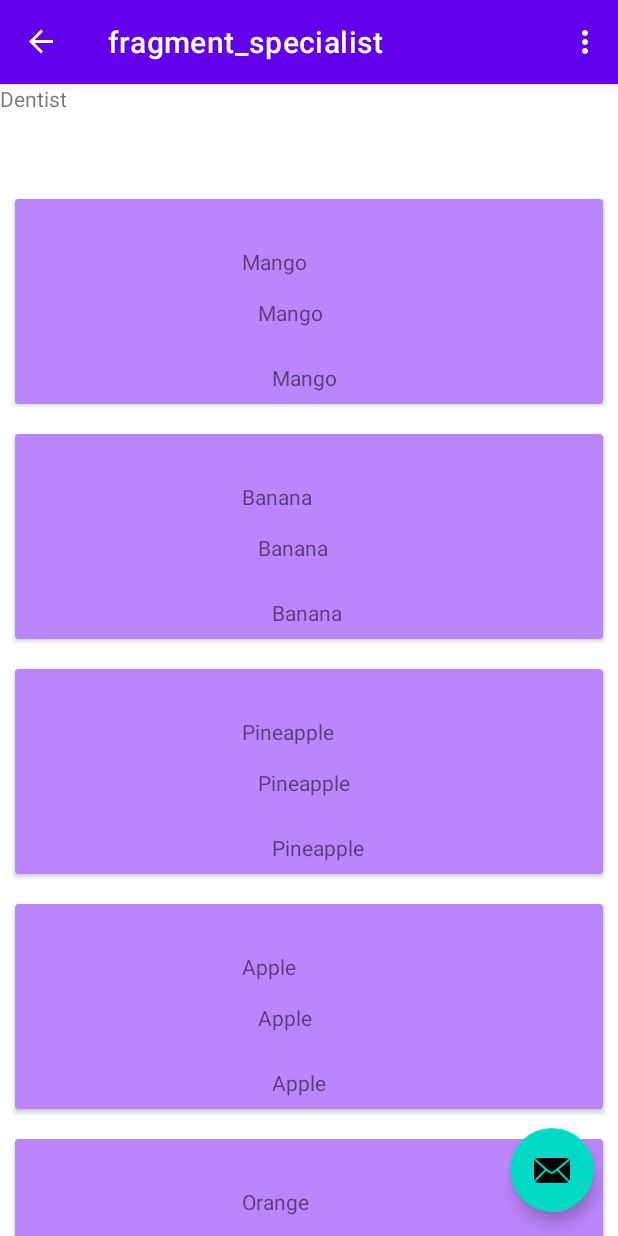
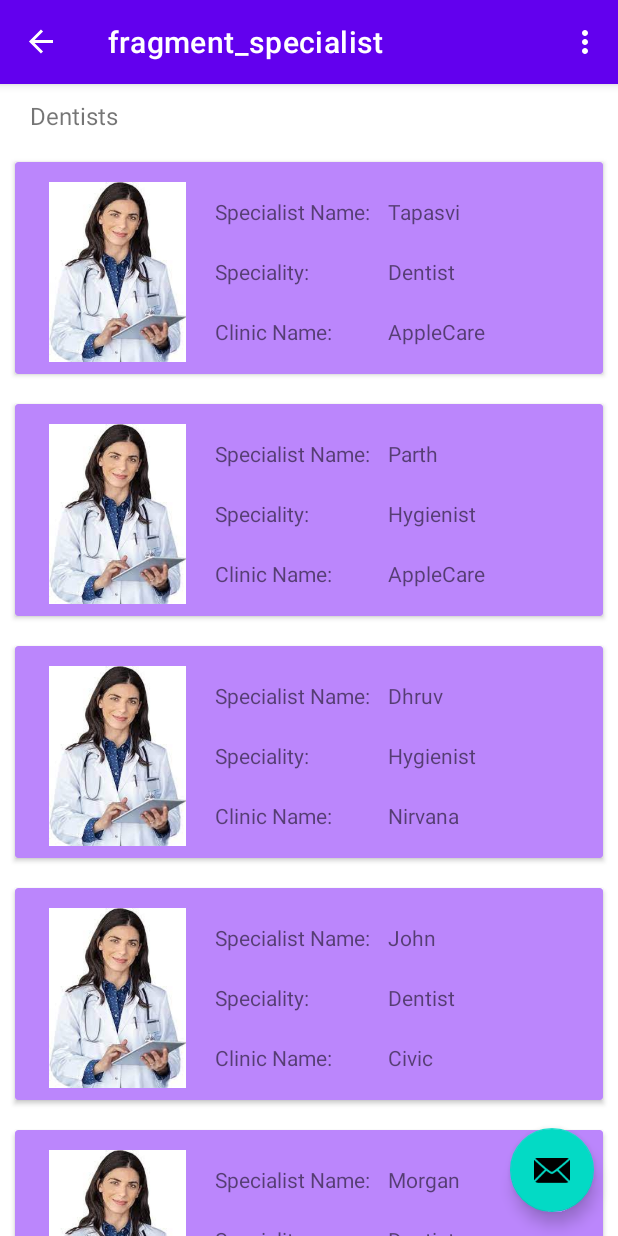
Before and after one commit to parthppc/FinalProjectLetMeBook, an Android app: the SpecialistFragment screen opened through its navigation route, on a phone screen of 412 x 824 dp. Run offline under Robolectric (Android 15) with nearby library versions, the phone set to English and light mode, and no system bars; our stand-ins replace Firebase (no records; nobody signed in at launch, a user with empty details on screens opened directly), navigation-ui; libraries missing offline, so code that uses them is left out: com.firebase.ui.

Commit message:
Image added to the Specialist card view. Toast message added when the card is selected.

```diff
--- a/app/src/main/java/project/st991591950/dhruvparthtapasvi/specialist/MyRecycleView.kt
+++ b/app/src/main/java/project/st991591950/dhruvparthtapasvi/specialist/MyRecycleView.kt
@@ -3,7 +3,10 @@ package project.st991591950.dhruvparthtapasvi.specialist
 import android.view.LayoutInflater
 import android.view.View
 import android.view.ViewGroup
+import android.widget.ImageView
+import android.widget.RelativeLayout
 import android.widget.TextView
+import android.widget.Toast
 import androidx.recyclerview.widget.RecyclerView
 import kotlinx.android.synthetic.main.specialist_item.view.*
 import project.st991591950.dhruvparthtapasvi.R
@@ -11,9 +14,11 @@ import project.st991591950.dhruvparthtapasvi.R
 class MyRecycleView(private val sampleList: List<SpecialistList>) : RecyclerView.Adapter <MyRecycleView.MyViewHolder>() {
 
     class MyViewHolder(itemView: View): RecyclerView.ViewHolder(itemView) {
+        val imageView: ImageView = itemView.imageView
         val specialistNameView: TextView = itemView.textView_specialistName
         val specialityView: TextView = itemView.textView_speciality
         val clinicNameView: TextView = itemView.textView_clinicName
+        val specialistcardView:RelativeLayout = itemView.specialistCard
     }
 
     override fun onCreateViewHolder(parent: ViewGroup, viewType: Int): MyViewHolder {
@@ -25,10 +30,15 @@ class MyRecycleView(private val sampleList: List<SpecialistList>) : RecyclerView
 
         val currentItem = sampleList[position]
 
+        holder.imageView.setImageResource(currentItem.imageResource)
         holder.specialistNameView.text = currentItem.specialistName
         holder.specialityView.text = currentItem.speciality
         holder.clinicNameView.text = currentItem.clinicName
 
+        holder.specialistcardView.setOnClickListener{
+            Toast.makeText(holder.specialistcardView.context,
+                "You selected " +currentItem.specialistName+ ".", Toast.LENGTH_SHORT).show()
+        }
     }
 
     override fun getItemCount() = sampleList.size
--- a/app/src/main/java/project/st991591950/dhruvparthtapasvi/specialist/Specialist.kt
+++ b/app/src/main/java/project/st991591950/dhruvparthtapasvi/specialist/Specialist.kt
@@ -1,3 +1,3 @@
 package project.st991591950.dhruvparthtapasvi.specialist
 
-class SpecialistList (val specialistName: String, val speciality: String, val clinicName: String)
+class SpecialistList (val imageResource: Int, val specialistName: String, val speciality: String, val clinicName: String)
--- a/app/src/main/java/project/st991591950/dhruvparthtapasvi/specialist/SpecialistFragment.kt
+++ b/app/src/main/java/project/st991591950/dhruvparthtapasvi/specialist/SpecialistFragment.kt
@@ -47,12 +47,21 @@ class SpecialistFragment : Fragment() {
     private fun generateDummyList(size: Int): List<SpecialistList> {
         val list = ArrayList<SpecialistList>()
         for (i in 0 until size) {
+            val drawable = when (i%6){
+                0 -> R.drawable.doctorimage
+                1 -> R.drawable.doctorimage
+                2 -> R.drawable.doctorimage
+                3 -> R.drawable.doctorimage
+                4 -> R.drawable.doctorimage
+                5 -> R.drawable.doctorimage
+                else -> R.drawable.ic_launcher_foreground
+            }
+            val specialistname = arrayOf("Tapasvi", "Parth", "Dhruv", "John", "Morgan", "Stella")
+            val speciality = arrayOf("Dentist", "Hygienist", "Hygienist", "Dentist", "Dentist", "Dentist")
+            val clinicname = arrayOf("AppleCare", "AppleCare", "Nirvana", "Civic", "Civic", "Civic")
 
-            val specialistname = arrayOf("Mango", "Banana", "Pineapple", "Apple", "Orange", "WaterMelon")
-            val speciality = arrayOf("Mango", "Banana", "Pineapple", "Apple", "Orange", "WaterMelon")
-            val clinicname = arrayOf("Mango", "Banana", "Pineapple", "Apple", "Orange", "WaterMelon")
 
-            val item = SpecialistList(specialistname[i], speciality[i], clinicname[i])
+            val item = SpecialistList(drawable, specialistname[i], speciality[i], clinicname[i])
             list += item
         }
         return list
--- a/app/src/main/res/layout/fragment_specialist.xml
+++ b/app/src/main/res/layout/fragment_specialist.xml
@@ -7,14 +7,23 @@
     <TextView
         android:layout_width="match_parent"
         android:layout_height="wrap_content"
-        android:text="Dentist" />
+
+        android:layout_marginStart="10dp"
+        android:layout_marginTop="10dp"
+        android:layout_marginEnd="10dp"
+        android:layout_marginBottom="10dp"
+        android:paddingStart="10dp"
+        android:text="Dentists"
+        android:textSize="16sp" />
 
     <androidx.recyclerview.widget.RecyclerView
         android:id="@+id/recycleView"
         android:layout_width="match_parent"
-        android:layout_height="701dp"
+        android:layout_height="689dp"
         android:layout_alignParentStart="true"
+        android:layout_alignParentTop="true"
         android:layout_alignParentBottom="true"
-        tools:listitem="@layout/specialist_item"/>
+        android:layout_marginTop="42dp"
+        tools:listitem="@layout/specialist_item" />
 
 </RelativeLayout>
--- a/app/src/main/res/layout/specialist_item.xml
+++ b/app/src/main/res/layout/specialist_item.xml
@@ -1,6 +1,7 @@
 <?xml version="1.0" encoding="utf-8"?>
 <androidx.cardview.widget.CardView xmlns:android="http://schemas.android.com/apk/res/android"
     xmlns:card_view="http://schemas.android.com/apk/res-auto"
+    xmlns:tools="http://schemas.android.com/tools"
     android:layout_width="match_parent"
     android:layout_height="wrap_content"
     android:layout_margin="10dp"
@@ -12,35 +13,77 @@
         android:layout_height="match_parent"
         android:padding="8dp">
 
+        <ImageView
+            android:id="@+id/imageView"
+            android:layout_width="110dp"
+            android:layout_height="120dp"
+            android:layout_alignParentStart="true"
+            android:layout_alignParentTop="true"
+            android:layout_marginStart="5dp"
+            android:layout_marginTop="5dp"
+            tools:srcCompat="@tools:sample/avatars" />
+
         <TextView
             android:id="@+id/textView_specialistName"
             android:layout_width="wrap_content"
             android:layout_height="wrap_content"
-            android:layout_alignParentStart="true"
             android:layout_alignParentTop="true"
-            android:layout_marginStart="143dp"
-            android:layout_marginTop="24dp"
+            android:layout_marginStart="125dp"
+            android:layout_marginTop="15dp"
+            android:layout_toEndOf="@+id/imageView"
             android:text="TextView" />
 
         <TextView
             android:id="@+id/textView_speciality"
             android:layout_width="wrap_content"
             android:layout_height="wrap_content"
-            android:layout_alignParentStart="true"
             android:layout_alignParentTop="true"
-            android:layout_marginStart="154dp"
-            android:layout_marginTop="58dp"
+            android:layout_marginStart="125dp"
+            android:layout_marginTop="55dp"
+            android:layout_toEndOf="@+id/imageView"
             android:text="TextView" />
 
         <TextView
             android:id="@+id/textView_clinicName"
             android:layout_width="wrap_content"
             android:layout_height="wrap_content"
-            android:layout_alignParentStart="true"
             android:layout_alignParentTop="true"
-            android:layout_marginStart="163dp"
-            android:layout_marginTop="101dp"
+            android:layout_marginStart="125dp"
+            android:layout_marginTop="95dp"
+            android:layout_toEndOf="@+id/imageView"
             android:text="TextView" />
+
+        <TextView
+            android:id="@+id/textView2"
+            android:layout_width="wrap_content"
+            android:layout_height="wrap_content"
+            android:layout_alignParentTop="true"
+            android:layout_marginStart="10dp"
+            android:layout_marginTop="15dp"
+            android:layout_toEndOf="@+id/imageView"
+            android:text="Specialist Name:" />
+
+        <TextView
+            android:id="@+id/textView3"
+            android:layout_width="wrap_content"
+            android:layout_height="wrap_content"
+            android:layout_alignParentTop="true"
+            android:layout_marginStart="10dp"
+            android:layout_marginTop="55dp"
+            android:layout_toEndOf="@+id/imageView"
+            android:text="Speciality:" />
+
+        <TextView
+            android:id="@+id/textView5"
+            android:layout_width="wrap_content"
+            android:layout_height="wrap_content"
+            android:layout_alignParentTop="true"
+            android:layout_marginStart="10dp"
+            android:layout_marginTop="95dp"
+            android:layout_toEndOf="@+id/imageView"
+            android:text="Clinic Name:" />
+
+
     </RelativeLayout>
 
 </androidx.cardview.widget.CardView>
```
Also changed, not shown: app/src/main/res/drawable/doctorimage.png (added).
